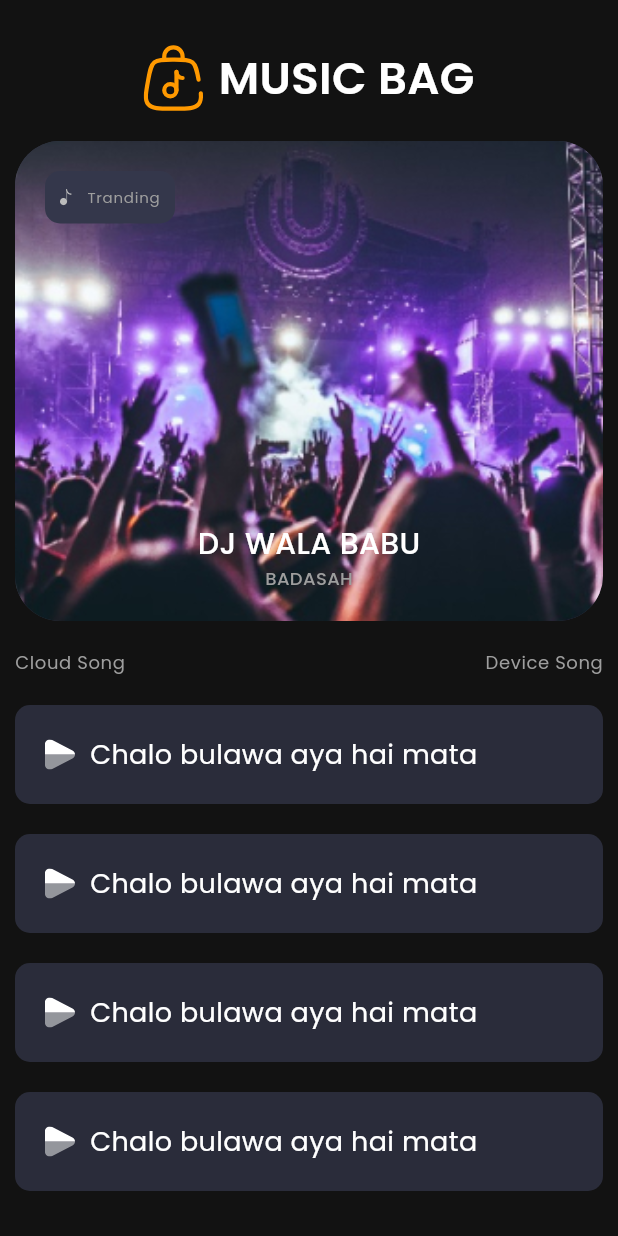
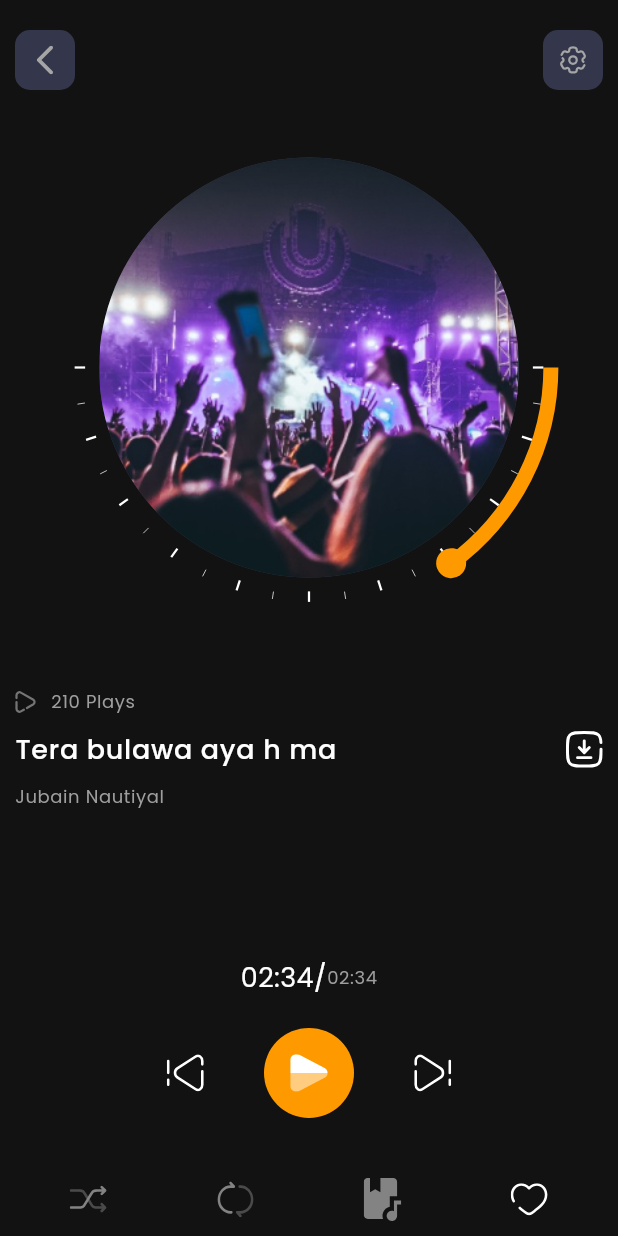
Before and after one commit to harshit7132/Music-Player, a Flutter app: the screen it shows after launch, on a phone screen of 412 x 824 dp. Run offline on Flutter 3.47's test engine with Material 2 defaults, Android fonts, the phone set to English and light mode, and no system bars; drawn by our look-alikes of carousel_slider, syncfusion_flutter_gauges; our stand-ins replace flutter_svg.

Commit message:
song play page completed

```diff
--- /dev/null
+++ b/lib/Pages/PlaySongPage.dart
@@ -0,0 +1,43 @@
+import 'package:flutter/material.dart';
+import 'package:flutter_svg/flutter_svg.dart';
+import 'package:music_player/components/PlaySongHeaderButton.dart';
+import 'package:music_player/components/SongAndVolume.dart';
+import 'package:music_player/components/SongControllerButton.dart';
+import 'package:music_player/components/SongDetails.dart';
+import 'package:music_player/components/Songwave.dart';
+import 'package:music_player/config/Colors.dart';
+import 'package:syncfusion_flutter_gauges/gauges.dart';
+
+class PlaySongPage extends StatefulWidget {
+  const PlaySongPage({super.key});
+
+  @override
+  State<PlaySongPage> createState() => _PlaySongPageState();
+}
+
+class _PlaySongPageState extends State<PlaySongPage> {
+  var value = 20.0;
+  @override
+  Widget build(BuildContext context) {
+    return const Scaffold(
+      body: SafeArea(
+        child: Padding(
+          padding: const EdgeInsets.all(10),
+          child: Column(
+            children: [
+              SizedBox(height: 10),
+              PlaySongHeaderButton(),
+              SizedBox(height: 10),
+              SongAndValume(),
+              SizedBox(height: 40),
+              SongDetails(),
+              SizedBox(height: 10),
+              Spacer(),
+              SongControllerButtons(),
+            ],
+          ),
+        ),
+      ),
+    );
+  }
+}
--- /dev/null
+++ b/lib/components/PlaySongHeaderButton.dart
@@ -0,0 +1,38 @@
+import 'package:flutter/material.dart';
+import 'package:flutter_svg/flutter_svg.dart';
+import 'package:music_player/config/Colors.dart';
+
+class PlaySongHeaderButton extends StatelessWidget {
+  const PlaySongHeaderButton({super.key});
+
+  @override
+  Widget build(BuildContext context) {
+    return Row(
+      mainAxisAlignment: MainAxisAlignment.spaceBetween,
+      children: [
+        Container(
+          width: 40,height: 40,
+          padding: EdgeInsets.all(10),
+          decoration: BoxDecoration(
+            color: divColor,
+            borderRadius: BorderRadius.circular(10)
+          ),
+          child: Center(
+            child: SvgPicture.asset("assets/icons/back_page.svg"),
+          ),
+        ),
+        Container(
+          width: 40,height: 40,
+          padding: EdgeInsets.all(10),
+          decoration: BoxDecoration(
+            color: divColor,
+            borderRadius: BorderRadius.circular(10)
+          ),
+          child: Center(
+            child: SvgPicture.asset("assets/icons/setting.svg"),
+          ),
+        ),
+      ],
+    );
+  }
+}
--- /dev/null
+++ b/lib/components/SongAndVolume.dart
@@ -0,0 +1,75 @@
+import 'package:flutter/material.dart';
+import 'package:music_player/config/Colors.dart';
+import 'package:syncfusion_flutter_gauges/gauges.dart';
+
+class SongAndValume extends StatefulWidget {
+  const SongAndValume({super.key});
+
+  @override
+  State<SongAndValume> createState() => _SongAndValumeState();
+}
+
+class _SongAndValumeState extends State<SongAndValume> {
+  var value = 30.0;
+  @override
+  Widget build(BuildContext context) {
+    return SfRadialGauge(
+      animationDuration: 1,
+      enableLoadingAnimation: true,
+      axes: [
+        RadialAxis(
+          useRangeColorForAxis: true,
+          startAngle: 0,
+          endAngle: 180,
+          canRotateLabels: false,
+          interval: 10,
+          isInversed: false,
+          maximum: 100,
+          minimum: 0,
+          showAxisLine: true,
+          showLabels: false,
+          showTicks: true,
+          ranges: [
+            GaugeRange(
+              startValue: 0,
+              endValue: value,
+              color: primaryColor,
+            )
+          ],
+          pointers: [
+            MarkerPointer(
+              color: primaryColor,
+              value: value,
+              onValueChanged: (valuee) {
+                setState(() {
+                  value = valuee;
+                });
+              },
+              enableAnimation: true,
+              enableDragging: true,
+              markerType: MarkerType.circle,
+              markerWidth: 20,
+              markerHeight: 20,
+            )
+          ],
+          annotations: [
+            GaugeAnnotation(
+              horizontalAlignment: GaugeAlignment.center,
+              widget: Container(
+                width: 280,
+                height: 280,
+                decoration: BoxDecoration(
+                  borderRadius: BorderRadius.circular(1000),
+                  image: DecorationImage(
+                    image: AssetImage("assets/images/cover.jpg"),
+                  ),
+                  color: divColor,
+                ),
+              ),
+            )
+          ],
+        ),
+      ],
+    );
+  }
+}
--- /dev/null
+++ b/lib/components/SongControllerButton.dart
@@ -0,0 +1,79 @@
+import 'package:flutter/material.dart';
+import 'package:flutter_svg/flutter_svg.dart';
+import 'package:music_player/config/Colors.dart';
+
+class SongControllerButtons extends StatelessWidget {
+  const SongControllerButtons({super.key});
+
+  @override
+  Widget build(BuildContext context) {
+    return Column(
+      children: [
+        Row(
+          mainAxisAlignment: MainAxisAlignment.center,
+          children: [
+            Text("02:34"),
+            Text("/"),
+            Text(
+              "02:34",
+              style: Theme.of(context).textTheme.bodySmall,
+            ),
+          ],
+        ),
+        SizedBox(height: 20),
+        Row(
+          mainAxisAlignment: MainAxisAlignment.center,
+          children: [
+            SvgPicture.asset(
+              "assets/icons/back.svg",
+              width: 25,
+            ),
+            SizedBox(width: 40),
+            Container(
+              width: 60,
+              height: 60,
+              padding: EdgeInsets.all(10),
+              decoration: BoxDecoration(
+                color: primaryColor,
+                borderRadius: BorderRadius.circular(100),
+              ),
+              child: Center(
+                child: SvgPicture.asset(
+                  "assets/icons/play.svg",
+                  width: 25,
+                ),
+              ),
+            ),
+            SizedBox(width: 40),
+            SvgPicture.asset(
+              "assets/icons/next.svg",
+              width: 25,
+            ),
+          ],
+        ),
+        SizedBox(height: 40),
+        Row(
+          mainAxisAlignment: MainAxisAlignment.spaceAround,
+          children: [
+            SvgPicture.asset(
+              "assets/icons/suffle.svg",
+              width: 25,
+            ),
+            SvgPicture.asset(
+              "assets/icons/repeat.svg",
+              width: 25,
+            ),
+            SvgPicture.asset(
+              "assets/icons/songbook.svg",
+              width: 25,
+            ),
+            SvgPicture.asset(
+              "assets/icons/heart.svg",
+              width: 25,
+            ),
+          ],
+        ),
+      ],
+    );
+  }
+}
--- /dev/null
+++ b/lib/components/SongDetails.dart
@@ -0,0 +1,48 @@
+import 'package:flutter/material.dart';
+import 'package:flutter_svg/svg.dart';
+
+class SongDetails extends StatelessWidget {
+  const SongDetails({super.key});
+
+  @override
+  Widget build(BuildContext context) {
+    return Column(
+      children: [
+        Row(
+          children: [
+            SvgPicture.asset("assets/icons/play_outline.svg"),
+            SizedBox(width: 10),
+            Text(
+              "210 Plays",
+              style: Theme.of(context).textTheme.bodySmall,
+            )
+          ],
+        ),
+        SizedBox(height: 10),
+        Row(
+          mainAxisAlignment: MainAxisAlignment.spaceBetween,
+          children: [
+            Text(
+              "Tera bulawa aya h ma",
+              style: Theme.of(context).textTheme.bodyLarge,
+            ),
+            SvgPicture.asset(
+              "assets/icons/download.svg",
+              width: 25,
+            ),
+          ],
+        ),
+        SizedBox(height: 10),
+        Row(
+          mainAxisAlignment: MainAxisAlignment.spaceBetween,
+          children: [
+            Text(
+              "Jubain Nautiyal",
+              style: Theme.of(context).textTheme.bodySmall,
+            ),
+          ],
+        ),
+      ],
+    );
+  }
+}
--- /dev/null
+++ b/lib/components/Songwave.dart
@@ -0,0 +1,10 @@
+import 'package:flutter/material.dart';
+
+class SongWave extends StatelessWidget {
+  const SongWave({super.key});
+
+  @override
+  Widget build(BuildContext context) {
+    return Icon(Icons.waves);
+  }
+}
--- a/lib/main.dart
+++ b/lib/main.dart
@@ -1,4 +1,5 @@
 import 'package:flutter/material.dart';
+import 'package:music_player/Pages/PlaySongPage.dart';
 import 'package:music_player/Pages/SongPage.dart';
 import 'package:music_player/Pages/SplaceScreen.dart';
 import 'package:music_player/config/Theme.dart';
@@ -16,7 +17,7 @@ class MyApp extends StatelessWidget {
       debugShowCheckedModeBanner: false,
       title: 'Music Player',
       theme: darkTheme,
-      home: const SongPage()
+      home: const PlaySongPage(),
     );
   }
 }
--- a/pubspec.yaml
+++ b/pubspec.yaml
@@ -37,6 +37,7 @@ dependencies:
   cupertino_icons: ^1.0.2
   flutter_svg: ^2.0.7
   carousel_slider: ^4.2.1
+  syncfusion_flutter_gauges: ^23.1.42
 
 dev_dependencies:
   flutter_test:
```
Also changed, not shown: pubspec.lock.
